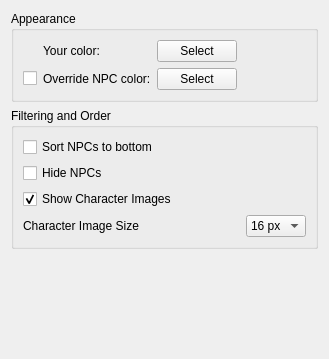
Qt form src/preferences/grouppage.ui (MUME/MMapper) before a commit.
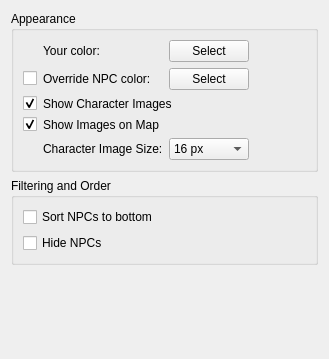
The same form after that commit.

Commit message:
feat(display): character & NPC map tokens
* Uploads token PNGs once and registers them in the live OpenGL renderer
* Player token drawn immediately; mounts/NPCs hidden in player???s room
* Prevents duplicate overlays and black fallback

What changed in the file:
```diff
--- a/src/preferences/grouppage.ui
+++ b/src/preferences/grouppage.ui
@@ -38,26 +38,6 @@
         </property>
        </widget>
       </item>
-      <item row="0" column="5">
-       <spacer name="horizontalSpacer">
-        <property name="orientation">
-         <enum>Qt::Horizontal</enum>
-        </property>
-        <property name="sizeHint" stdset="0">
-         <size>
-          <width>40</width>
-          <height>20</height>
-         </size>
-        </property>
-       </spacer>
-      </item>
-      <item row="1" column="0">
-       <widget class="QCheckBox" name="npcOverrideColorCheckBox">
-        <property name="text">
-         <string/>
-        </property>
-       </widget>
-      </item>
       <item row="0" column="1">
        <widget class="QLabel" name="label_4">
         <property name="text">
@@ -68,10 +48,10 @@
         </property>
        </widget>
       </item>
-      <item row="0" column="2">
-       <widget class="QPushButton" name="yourColorPushButton">
+      <item row="1" column="0">
+       <widget class="QCheckBox" name="npcOverrideColorCheckBox">
         <property name="text">
-         <string>Select</string>
+         <string/>
         </property>
        </widget>
       </item>
@@ -82,6 +62,91 @@
         </property>
        </widget>
       </item>
+      <item row="0" column="5">
+       <spacer name="horizontalSpacer">
+        <property name="orientation">
+         <enum>Qt::Horizontal</enum>
+        </property>
+        <property name="sizeHint" stdset="0">
+         <size>
+          <width>40</width>
+          <height>20</height>
+         </size>
+        </property>
+       </spacer>
+      </item>
+      <item row="0" column="2">
+       <widget class="QPushButton" name="yourColorPushButton">
+        <property name="text">
+         <string>Select</string>
+        </property>
+       </widget>
+      </item>
+      <item row="4" column="1">
+       <widget class="QLabel" name="label">
+        <property name="text">
+         <string>Character Image Size:</string>
+        </property>
+       </widget>
+      </item>
+      <item row="4" column="2">
+       <widget class="QComboBox" name="tokenSizeComboBox">
+        <item>
+         <property name="text">
+          <string>16 px</string>
+         </property>
+        </item>
+        <item>
+         <property name="text">
+          <string>32 px</string>
+         </property>
+        </item>
+        <item>
+         <property name="text">
+          <string>48 px</string>
+         </property>
+        </item>
+        <item>
+         <property name="text">
+          <string>64 px</string>
+         </property>
+        </item>
+       </widget>
+      </item>
+      <item row="2" column="0">
+       <widget class="QCheckBox" name="showTokensCheckbox">
+        <property name="text">
+         <string/>
+        </property>
+        <property name="checked">
+         <bool>true</bool>
+        </property>
+       </widget>
+      </item>
+      <item row="2" column="1" colspan="2">
+       <widget class="QLabel" name="label_3">
+        <property name="text">
+         <string>Show Character Images</string>
+        </property>
+       </widget>
+      </item>
+      <item row="3" column="0">
+       <widget class="QCheckBox" name="showMapTokensCheckbox">
+        <property name="text">
+         <string/>
+        </property>
+        <property name="checked">
+         <bool>true</bool>
+        </property>
+       </widget>
+      </item>
+      <item row="3" column="1">
+       <widget class="QLabel" name="label_5">
+        <property name="text">
+         <string>Show Images on Map</string>
+        </property>
+       </widget>
+      </item>
      </layout>
     </widget>
    </item>
@@ -91,16 +156,6 @@
       <string>Filtering and Order</string>
      </property>
      <layout class="QGridLayout" name="gridLayout_2">
-      <item row="3" column="0">
-       <widget class="QCheckBox" name="showTokensCheckbox">
-        <property name="text">
-         <string>Show Character Images</string>
-        </property>
-        <property name="checked">
-         <bool>true</bool>
-        </property>
-       </widget>
-      </item>
       <item row="2" column="0">
        <widget class="QCheckBox" name="npcHideCheckbox">
         <property name="text">
@@ -128,37 +183,6 @@
         </property>
        </widget>
       </item>
-      <item row="4" column="2">
-       <widget class="QComboBox" name="tokenSizeComboBox">
-        <item>
-         <property name="text">
-          <string>16 px</string>
-         </property>
-        </item>
-        <item>
-         <property name="text">
-          <string>32 px</string>
-         </property>
-        </item>
-        <item>
-         <property name="text">
-          <string>48 px</string>
-         </property>
-        </item>
-        <item>
-         <property name="text">
-          <string>64 px</string>
-         </property>
-        </item>
-       </widget>
-      </item>
-      <item row="4" column="0">
-       <widget class="QLabel" name="label">
-        <property name="text">
-         <string>Character Image Size</string>
-        </property>
-       </widget>
-      </item>
      </layout>
     </widget>
    </item>
```
The commit also changes 9 other files.
